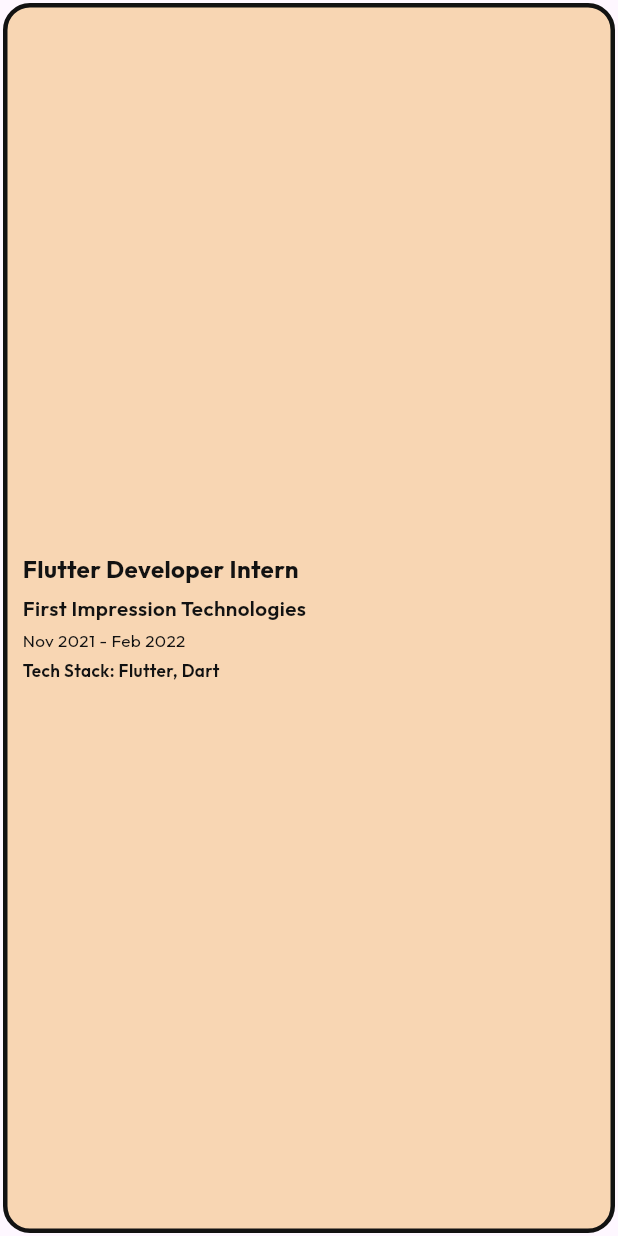
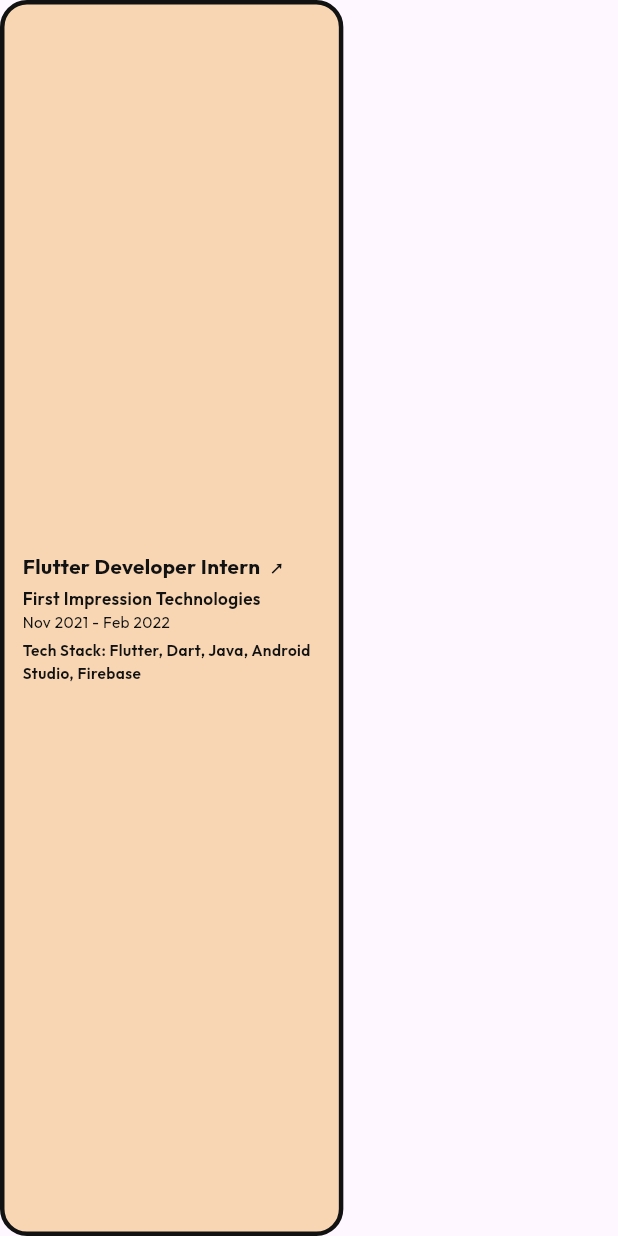
Before and after one commit to himanshubalani/portfolio_source, a Flutter app: what workExpOne() shows on an empty page, opened directly, on a phone screen of 412 x 824 dp. Run offline on Flutter 3.47's test engine with Material 3 defaults, Android fonts, the phone set to English and light mode, and no system bars; our stand-ins replace auto_size_text, flutter_screenutil, font_awesome_flutter, get, google_fonts, simple_icons; missing offline and left inert: timeline_list.

Commit message:
refactor: enhance UI components and dev setup
- Add .vscode to .gitignore and update launch.json for Chrome debugging
- Comment out Flutter SDK path in VS Code settings cause FVM was causing issues
- Adjust tooltip font weight and spacing in styles
- Make about page container transparent with responsive width
- Reorder homepage widgets and refactor PulsingWrapper for const constructor
- Update dark mode toggle icon and neo-brutal box layout for better UI consistency

```diff
--- /dev/null
+++ b/devtools_options.yaml
@@ -0,0 +1,3 @@
+description: This file stores settings for Dart & Flutter DevTools.
+documentation: https://docs.flutter.dev/tools/devtools/extensions#configure-extension-enablement-states
+extensions:
--- a/lib/consts/style.dart
+++ b/lib/consts/style.dart
@@ -101,8 +101,8 @@
     return TextStyle(
       color: isDark ? AppColors.brightOrange : AppColors.black,
       fontSize: 12,
-      fontWeight: FontWeight.w500,
-      letterSpacing: 0.8,
+      fontWeight: FontWeight.w700,
+      letterSpacing: 1,
     );
   }
 
--- a/lib/pages/about.dart
+++ b/lib/pages/about.dart
@@ -231,8 +231,11 @@
                         headerText: 'work experience',
                         headerColor: Colors.blueAccent,
                         containerChild: Container(
-                            color: Colors.white,
+                            color: Colors.transparent,
                             constraints: BoxConstraints(
+                              maxWidth: MediaQuery.of(context).size.width <= 900
+                                  ? 300.w
+                                  : MediaQuery.of(context).size.width / 2.1,
                               maxHeight:
                                   MediaQuery.of(context).size.height / 1.6,
                             ),
--- a/lib/presentation/onhover.dart
+++ b/lib/presentation/onhover.dart
@@ -17,7 +17,7 @@
   @override
   Widget build(BuildContext context) {
 
-    final hovered = Matrix4.identity()..translateByDouble(0,-10,0, 0);
+    final hovered = Matrix4.identity()..translateByDouble(0,-10,0, 1);
     final transform = isHovered ? hovered : Matrix4.identity();
 
     return MouseRegion(
--- a/lib/widgets/dark_mode_toggle.dart
+++ b/lib/widgets/dark_mode_toggle.dart
@@ -36,7 +36,7 @@
                     );
                   },
                   child: Icon(
-                    isDark ? Icons.light_mode : Icons.lightbulb_outline_rounded,
+                    isDark ? Icons.wb_incandescent_outlined : Icons.lightbulb_outline_rounded,
                     key: ValueKey(isDark),
                     size: 28,
                     color: isDark ? AppColors.brightOrange : Colors.black,
--- a/lib/widgets/opentowork.dart
+++ b/lib/widgets/opentowork.dart
@@ -5,15 +5,15 @@
 import 'package:portfolio/consts/style.dart';
 import 'package:url_launcher/url_launcher_string.dart';
 
-class CustomSnackbarContainer extends StatefulWidget {
-  const CustomSnackbarContainer({super.key});
+class _CustomSnackbarContainer extends StatefulWidget {
+  // const _CustomSnackbarContainer({super.key});
 
   @override
   _CustomSnackbarContainerState createState() =>
       _CustomSnackbarContainerState();
 }
 
-class _CustomSnackbarContainerState extends State<CustomSnackbarContainer>
+class _CustomSnackbarContainerState extends State<_CustomSnackbarContainer>
     with SingleTickerProviderStateMixin {
   late final AnimationController _controller;
   late final Animation<Offset> _offsetAnimation;
--- a/lib/widgets/worktimeline.dart
+++ b/lib/widgets/worktimeline.dart
@@ -5,17 +5,17 @@
 import 'package:timeline_list/timeline_list.dart';
 import 'package:url_launcher/url_launcher_string.dart';
 
-// WorkExpContainer remains exactly the same as your original code
 class WorkExpContainer extends StatelessWidget {
-  const WorkExpContainer(
-      {super.key,
+  const WorkExpContainer({
+    super.key,
     required this.companyname,
-      this.width,
+    this.width, // Nullable: Let the parent decide the width
     this.onTap,
     required this.color,
     required this.role,
     required this.duration,
-      required this.techstack});
+    required this.techstack,
+  });
 
   final String companyname;
   final String role;
@@ -34,21 +34,21 @@
     final Color borderColor = isDark ? color : AppColors.black;
     final Color textColor = isDark ? color : AppColors.black;
 
-    double rolefontsize = MediaQuery.of(context).size.width <= 900 ? 14.w : 6.w;
-    double companyfontsize =
-        MediaQuery.of(context).size.width <= 900 ? 12.w : 5.w;
-    double durationfontsize =
-        MediaQuery.of(context).size.width <= 900 ? 10.w : 4.w;
+    // Adjusted font sizes slightly for better wrapping on mobile
+    double rolefontsize = MediaQuery.of(context).size.width <= 900 ? 12.sp : 5.sp;
+    double companyfontsize = MediaQuery.of(context).size.width <= 900 ? 10.sp : 4.sp;
+    double durationfontsize = MediaQuery.of(context).size.width <= 900 ? 9.sp : 3.5.sp;
+
     var fontFamily = GoogleFonts.outfit().fontFamily;
 
-    return Padding(
-      padding: const EdgeInsets.all(2.0),
-      child: InkWell(
+    return InkWell(
       onTap: onTap,
       child: Container(
-          width: width,
-          constraints: const BoxConstraints(
-            maxWidth: 900,
+        width: width ?? double.infinity, // If null, it fills available space
+        constraints: BoxConstraints(
+    maxWidth: MediaQuery.of(context).size.width <= 900
+        ? 200.w
+        : MediaQuery.of(context).size.width / 3.8, // mobile : desktop
           ),
         decoration: BoxDecoration(
           color: bgColor,
@@ -67,7 +67,7 @@
               : null,
         ),
         child: Padding(
-            padding: const EdgeInsets.all(8.0),
+          padding: const EdgeInsets.all(12.0), // Increased padding slightly
           child: Column(
             mainAxisAlignment: MainAxisAlignment.center,
             crossAxisAlignment: CrossAxisAlignment.start,
@@ -81,8 +81,10 @@
                     color: textColor,
                     fontWeight: FontWeight.bold),
               ),
+              const SizedBox(height: 4),
               Text(
                 companyname,
+                softWrap: true,
                 style: TextStyle(
                     fontSize: companyfontsize,
                     fontFamily: fontFamily,
@@ -91,24 +93,25 @@
               ),
               Text(
                 duration,
+                softWrap: true,
                 style: TextStyle(
                     fontSize: durationfontsize,
                     fontFamily: fontFamily,
                     color: textColor,
                     fontWeight: FontWeight.w400),
               ),
-                Text(techstack,
+              const SizedBox(height: 4),
+              Text(
+                techstack,
+                softWrap: true,
                 style: TextStyle(
                   fontSize: durationfontsize,
                   fontFamily: fontFamily,
                   color: textColor,
                   fontWeight: FontWeight.w600,
-                    )),
-              ]
-                  .map((e) =>
-                      Padding(padding: const EdgeInsets.all(2.0), child: e))
-                  .toList(),
                 ),
+              ),
+            ],
           ),
         ),
       ),
@@ -121,26 +124,24 @@
     super.key,
   });
 
-  // Helper method to create the styled icon (replaces iconBackground)
+  // Helper to build the dot icon
   Widget _buildTimelineIcon(Color bgColor, IconData iconData) {
     return Container(
-      width: 40,
-      height: 40,
+      width: 30, // Reduced slightly to fit tighter layouts
+      height: 30,
       decoration: BoxDecoration(
         color: bgColor,
         shape: BoxShape.circle,
       ),
-      child: Icon(iconData, color: Colors.white, size: 20),
+      child: Icon(iconData, color: Colors.white, size: 16),
     );
   }
 
   @override
   Widget build(BuildContext context) {
-    // UPDATED: Changed List<TimelineModel> to List<Marker>
     List<Marker> items = [
       Marker(
         child: workExpFour(),
-        // Updated: Manually building the icon container
         icon: _buildTimelineIcon(AppColors.toolJetBlue, Icons.edit_note_rounded),
       ),
       Marker(
@@ -160,29 +161,29 @@
     return Timeline(
       children: items,
       properties: TimelineProperties(
-        // 'start' puts the line on the left.
-        // If you want a center line, change this to TimelinePosition.center
         timelinePosition: TimelinePosition.start,
-        iconSize: 40, // Ensures the icon fits the container size defined above
+        iconSize: 30, // Matches the container size above
+        iconGap: 12,  // Adds space between the dot and the card
         lineColor: Theme.of(context).brightness == Brightness.dark
             ? Colors.white
             : Colors.black,
       ),
-    ); // Fixed: Missing closing parenthesis and semicolon here
+    );
   }
 }
 
-// Helper functions (Unchanged)
+
 Widget workExpOne() {
   return WorkExpContainer(
     companyname: 'First Impression Technologies',
-      role: 'Flutter Developer Intern',
+    role: 'Flutter Developer Intern  ↗',
     duration: 'Nov 2021 - Feb 2022',
-      techstack: 'Tech Stack: Flutter, Dart',
-      width: 600.0,
+    techstack: 'Tech Stack: Flutter, Dart, Java, Android Studio, Firebase',
+    // Removed width: 600.0
     color: AppColors.lightPeach,
     onTap: () => launchUrlString(
-          'https://www.linkedin.com/company/first-impression-technologies/about/'));
+        'https://www.linkedin.com/company/first-impression-technologies/about/'),
+  );
 }
 
 Widget workExpTwo() {
```
Also changed, not shown: lib/pages/homepage.dart (+5 -5 lines), lib/presentation/hertz_animation.dart (+12 -3 lines), lib/presentation/pulsingwrapper.dart (+4 -7 lines), lib/widgets/neobrutalbox.dart (+6 -13 lines), 2 other files. Lines whose indentation alone changed are shown as unchanged.
